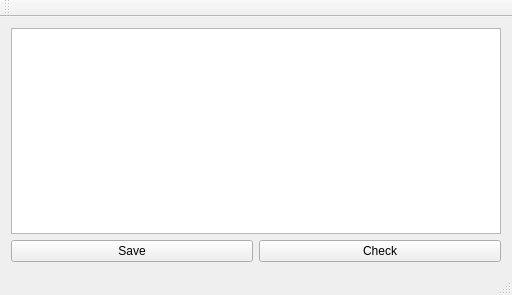
This is mainwindow.ui in Jyang772/PenguHash as Qt 5 draws it before an edit. The edited form follows.
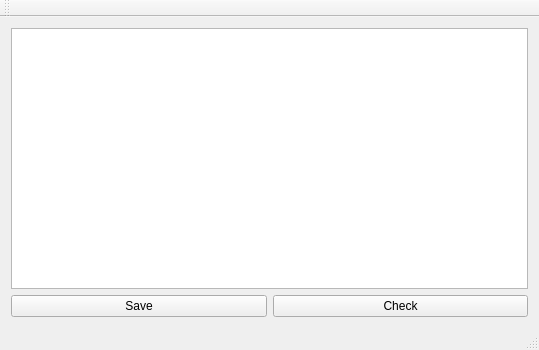
This is the edited form.

The edit to the form file:
```diff
--- a/mainwindow.ui
+++ b/mainwindow.ui
@@ -6,10 +6,16 @@
    <rect>
     <x>0</x>
     <y>0</y>
-    <width>512</width>
-    <height>295</height>
+    <width>539</width>
+    <height>350</height>
    </rect>
   </property>
+  <property name="sizePolicy">
+   <sizepolicy hsizetype="Preferred" vsizetype="Preferred">
+    <horstretch>0</horstretch>
+    <verstretch>0</verstretch>
+   </sizepolicy>
+  </property>
   <property name="windowTitle">
    <string>PenguSniff</string>
   </property>
@@ -32,6 +38,22 @@
       </property>
      </widget>
     </item>
+    <item row="0" column="0" colspan="2">
+     <widget class="QTextBrowser" name="textBrowser">
+      <property name="sizePolicy">
+       <sizepolicy hsizetype="Preferred" vsizetype="Preferred">
+        <horstretch>0</horstretch>
+        <verstretch>0</verstretch>
+       </sizepolicy>
+      </property>
+      <property name="horizontalScrollBarPolicy">
+       <enum>Qt::ScrollBarAsNeeded</enum>
+      </property>
+      <property name="sizeAdjustPolicy">
+       <enum>QAbstractScrollArea::AdjustToContentsOnFirstShow</enum>
+      </property>
+     </widget>
+    </item>
    </layout>
   </widget>
   <widget class="QMenuBar" name="menuBar">
```
Left out of the diff: 5 changed lines with no effect on the pictures.
